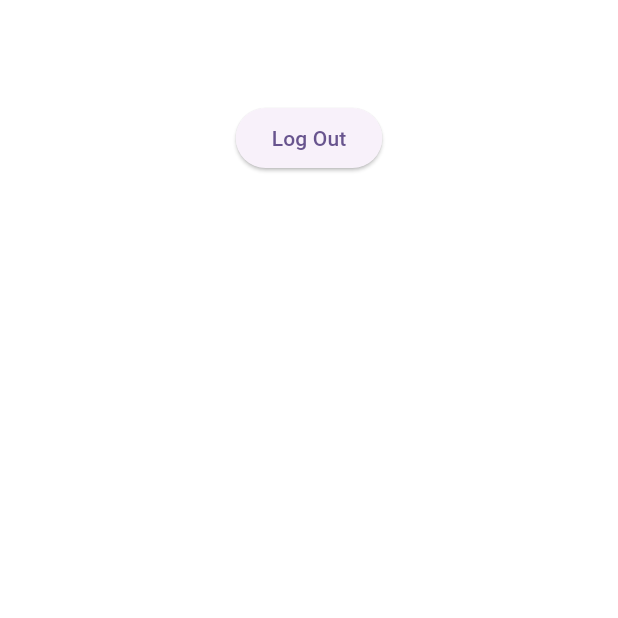
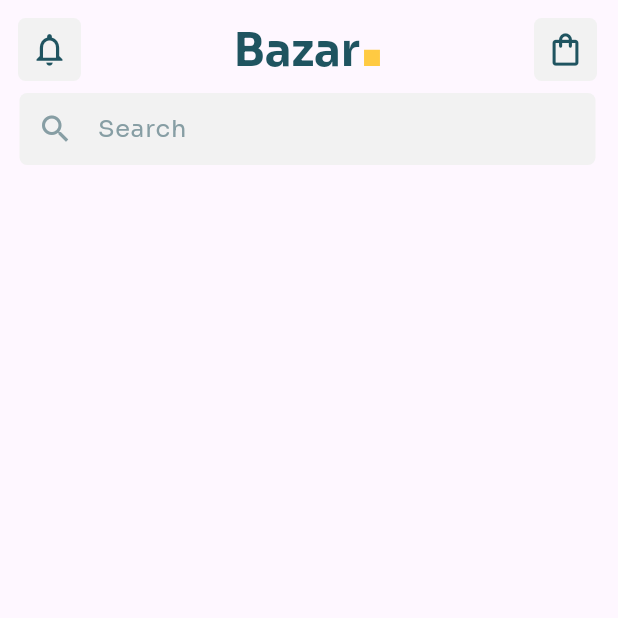
Before and after one commit to mahdi-mk/bazar-flutter, a Flutter app: the HomeScreen screen opened by its route, on a phone screen of 412 x 824 dp, the top half of it. Run offline on Flutter 3.47's test engine with Material 3 defaults, Android fonts, the phone set to English and light mode, and no system bars; our stand-ins replace flutter_riverpod, form_validator, go_router, google_fonts, rxdart.

Commit message:
Add home screen app bar

```diff
--- a/lib/src/features/auth/presentation/get_started_screen.dart
+++ b/lib/src/features/auth/presentation/get_started_screen.dart
@@ -4,6 +4,7 @@ import 'package:flutter_app/src/theme/settings/colors.dart';
 import 'package:flutter_app/src/theme/settings/sizes.dart';
 import 'package:flutter_app/src/theme/widgets/buttons/primary_button.dart';
 import 'package:flutter_app/src/theme/widgets/buttons/secondary_button.dart';
+import 'package:flutter_app/src/theme/widgets/logo.dart';
 import 'package:go_router/go_router.dart';
 import 'package:google_fonts/google_fonts.dart';
 
@@ -16,23 +17,7 @@ class GetStartedScreen extends StatelessWidget {
       resizeToAvoidBottomInset: false,
       backgroundColor: ThemeColors.alternate,
       appBar: AppBar(
-        title: RichText(
-          text: TextSpan(
-              text: 'Bazar',
-              style: GoogleFonts.sora(
-                fontSize: 36,
-                fontWeight: FontWeight.bold,
-              ),
-              children: [
-                TextSpan(
-                  text: '.',
-                  style: GoogleFonts.sora(
-                    color: ThemeColors.primary,
-                    fontSize: 36 * 2,
-                  ),
-                ),
-              ]),
-        ),
+        title: const Logo(),
         backgroundColor: Colors.transparent,
         toolbarHeight: 80,
       ),
--- a/lib/src/features/home/presentation/home_screen.dart
+++ b/lib/src/features/home/presentation/home_screen.dart
@@ -1,45 +1,18 @@
 import 'package:flutter/material.dart';
-import 'package:flutter_app/src/features/auth/data/fake_auth_repository.dart';
-import 'package:flutter_app/src/features/home/presentation/home_screen_controller.dart';
-import 'package:flutter_app/src/router/router.dart';
-import 'package:flutter_app/src/theme/settings/sizes.dart';
+import 'package:flutter_app/src/features/home/presentation/home_screen_app_bar.dart';
 import 'package:flutter_riverpod/flutter_riverpod.dart';
-import 'package:go_router/go_router.dart';
 
 class HomeScreen extends ConsumerWidget {
   const HomeScreen({super.key});
 
   @override
   Widget build(BuildContext context, WidgetRef ref) {
-    final state = ref.watch(homeScreenControllerProvider);
-    final authUser = ref.watch(authStateChangesProvider).value;
-
-    return Container(
-      color: Colors.white,
-      child: Center(
-        child: Column(
-          children: [
-            Text(authUser?.email ?? ''),
-            gapH12,
-            ElevatedButton(
-              onPressed: state.isLoading
-                  ? null
-                  : () async {
-                      final success = await ref
-                          .read(homeScreenControllerProvider.notifier)
-                          .logout();
-
-                      if (context.mounted && success) {
-                        context.goNamed(AppRoute.getStarted.name);
-                      }
-                    },
-              child: state.isLoading
-                  ? const CircularProgressIndicator()
-                  : const Text("Log Out"),
-            ),
-          ],
-        ),
+    return Scaffold(
+      appBar: const PreferredSize(
+        preferredSize: Size.fromHeight(115),
+        child: HomeScreenAppBar(),
       ),
+      body: Container(),
     );
   }
 }
--- /dev/null
+++ b/lib/src/features/home/presentation/home_screen_app_bar.dart
@@ -0,0 +1,49 @@
+import 'package:flutter/material.dart';
+import 'package:flutter_app/src/theme/settings/colors.dart';
+import 'package:flutter_app/src/theme/widgets/buttons/secondary_action_button.dart';
+import 'package:flutter_app/src/theme/widgets/form/secondary_text_input.dart';
+import 'package:flutter_app/src/theme/widgets/logo.dart';
+
+class HomeScreenAppBar extends StatelessWidget {
+  const HomeScreenAppBar({super.key});
+
+  @override
+  Widget build(BuildContext context) {
+    return Padding(
+      padding: const EdgeInsets.all(5),
+      child: AppBar(
+        title: Logo(
+          textColor: ThemeColors.primaryText,
+          size: 30,
+        ),
+        centerTitle: true,
+        leading: const Align(
+          child: SecondaryActionButton(
+            icon: Icons.notifications_outlined,
+          ),
+        ),
+        actions: const [
+          Padding(
+            padding: EdgeInsets.symmetric(horizontal: 6),
+            child: SecondaryActionButton(
+              icon: Icons.shopping_bag_outlined,
+            ),
+          )
+        ],
+        bottom: PreferredSize(
+          preferredSize: const Size.fromHeight(55),
+          child: Padding(
+            padding: const EdgeInsets.only(left: 8, right: 10),
+            child: SecondaryTextInput(
+              hint: 'Search',
+              preifxIcon: const Icon(Icons.search),
+              prefixIconColor: ThemeColors.secondaryText,
+              keyboardType: TextInputType.text,
+              textInputAction: TextInputAction.search,
+            ),
+          ),
+        ),
+      ),
+    );
+  }
+}
--- /dev/null
+++ b/lib/src/theme/widgets/buttons/secondary_action_button.dart
@@ -0,0 +1,29 @@
+import 'package:flutter/material.dart';
+import 'package:flutter_app/src/theme/settings/colors.dart';
+
+class SecondaryActionButton extends StatelessWidget {
+  final IconData icon;
+
+  const SecondaryActionButton({
+    super.key,
+    required this.icon,
+  });
+
+  @override
+  Widget build(BuildContext context) {
+    return IconButton(
+      onPressed: () {},
+      icon: Icon(
+        icon,
+        color: ThemeColors.primaryText,
+        size: 26,
+      ),
+      style: IconButton.styleFrom(
+        backgroundColor: ThemeColors.secondary.withOpacity(0.3),
+        shape: RoundedRectangleBorder(
+          borderRadius: BorderRadius.circular(5),
+        ),
+      ),
+    );
+  }
+}
--- /dev/null
+++ b/lib/src/theme/widgets/form/secondary_text_input.dart
@@ -0,0 +1,91 @@
+import 'package:flutter/material.dart';
+import 'package:flutter_app/src/theme/settings/colors.dart';
+import 'package:google_fonts/google_fonts.dart';
+
+class SecondaryTextInput extends StatelessWidget {
+  final String hint;
+  final Widget? preifxIcon;
+  final Color? prefixIconColor;
+  final TextInputType keyboardType;
+  final TextInputAction textInputAction;
+  final bool isDisabled;
+  final String? Function(String?)? validator;
+  final TextEditingController? controller;
+
+  const SecondaryTextInput({
+    super.key,
+    this.hint = '',
+    this.preifxIcon,
+    this.prefixIconColor,
+    this.keyboardType = TextInputType.text,
+    this.textInputAction = TextInputAction.none,
+    this.isDisabled = false,
+    this.validator,
+    this.controller,
+  });
+
+  @override
+  Widget build(BuildContext context) {
+    return TextFormField(
+      keyboardType: keyboardType,
+      textInputAction: textInputAction,
+      validator: validator,
+      controller: controller,
+      style: GoogleFonts.sora(
+        color: ThemeColors.primaryText,
+      ),
+      decoration: InputDecoration(
+        hintText: hint,
+        prefixIcon: preifxIcon,
+        prefixIconColor: prefixIconColor,
+        filled: true,
+        fillColor: ThemeColors.secondary.withOpacity(0.3),
+        enabled: !isDisabled,
+        contentPadding: const EdgeInsets.symmetric(
+          horizontal: 18,
+          vertical: 10,
+        ),
+        hintStyle: GoogleFonts.sora(
+          color: ThemeColors.secondaryText,
+          fontSize: 16,
+        ),
+        floatingLabelBehavior: FloatingLabelBehavior.never,
+        enabledBorder: OutlineInputBorder(
+          borderRadius: BorderRadius.circular(5),
+          borderSide: const BorderSide(
+            color: Colors.transparent,
+            width: 1.5,
+          ),
+        ),
+        focusedBorder: OutlineInputBorder(
+          borderRadius: BorderRadius.circular(5),
+          borderSide: const BorderSide(
+            color: Colors.transparent,
+            width: 1.5,
+          ),
+        ),
+        errorBorder: OutlineInputBorder(
+          borderRadius: BorderRadius.circular(5),
+          borderSide: const BorderSide(
+            color: Colors.transparent,
+            width: 1.5,
+          ),
+        ),
+        focusedErrorBorder: OutlineInputBorder(
+          borderRadius: BorderRadius.circular(5),
+          borderSide: const BorderSide(
+            color: Colors.transparent,
+            width: 1.5,
+          ),
+        ),
+        disabledBorder: OutlineInputBorder(
+          borderRadius: BorderRadius.circular(5),
+          borderSide: const BorderSide(
+            color: Colors.transparent,
+            width: 1.5,
+          ),
+        ),
+      ),
+    );
+  }
+}
--- /dev/null
+++ b/lib/src/theme/widgets/logo.dart
@@ -0,0 +1,37 @@
+import 'package:flutter/material.dart';
+import 'package:flutter_app/src/theme/settings/colors.dart';
+import 'package:google_fonts/google_fonts.dart';
+
+class Logo extends StatelessWidget {
+  const Logo({
+    super.key,
+    this.textColor = Colors.white,
+    this.size = 36,
+  });
+
+  final Color textColor;
+  final double size;
+
+  @override
+  Widget build(BuildContext context) {
+    return RichText(
+      text: TextSpan(
+          text: 'Bazar',
+          style: GoogleFonts.sora(
+            fontSize: size,
+            fontWeight: FontWeight.bold,
+            color: textColor,
+            height: 0.7,
+          ),
+          children: [
+            TextSpan(
+              text: '.',
+              style: GoogleFonts.sora(
+                color: ThemeColors.primary,
+                fontSize: size * 2,
+              ),
+            ),
+          ]),
+    );
+  }
+}
```
